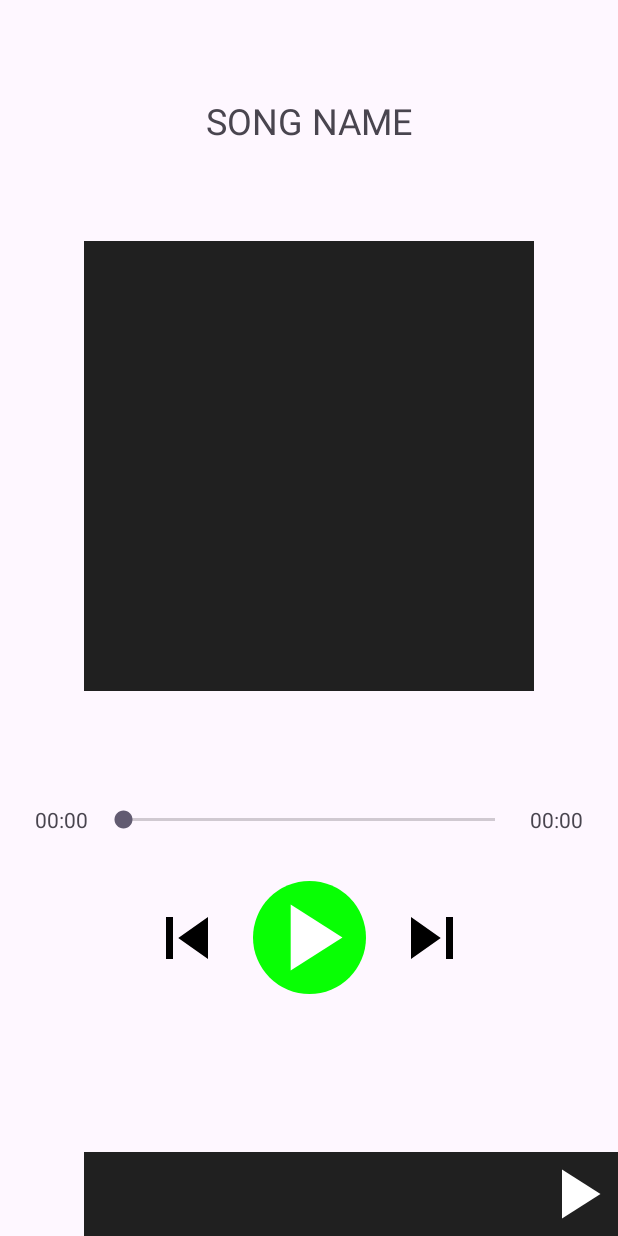
After one commit to No-Bel/Spority, an Android app: the SongFragment screen opened through its navigation route, on a phone screen of 412 x 824 dp. The commit adds this screen. Run offline under Robolectric (Android 15) with nearby library versions, the phone set to English and light mode, and no system bars; our stand-ins replace Dagger/Hilt's generated code; network calls fail; 1 statement that could not run was skipped.

Commit message:
crate SongFragment

```diff
--- a/app/src/main/java/com/example/spotify/ui/MainActivity.kt
+++ b/app/src/main/java/com/example/spotify/ui/MainActivity.kt
@@ -5,6 +5,8 @@ import android.support.v4.media.session.PlaybackStateCompat
 import androidx.activity.enableEdgeToEdge
 import androidx.activity.viewModels
 import androidx.appcompat.app.AppCompatActivity
+import androidx.core.view.isVisible
+import androidx.navigation.findNavController
 import androidx.viewpager2.widget.ViewPager2.OnPageChangeCallback
 import com.bumptech.glide.RequestManager
 import com.example.spotify.R
@@ -15,8 +17,11 @@ import com.example.spotify.ui.viewmodel.MainViewModel
 import com.example.spotify.util.Status.ERROR
 import com.example.spotify.util.Status.LOADING
 import com.example.spotify.util.Status.SUCCESS
+import com.example.spotify.util.extensions.hide
 import com.example.spotify.util.extensions.isPlaying
+import com.example.spotify.util.extensions.show
 import com.example.spotify.util.extensions.toSong
+import com.example.spotify.util.extensions.visibility
 import com.google.android.material.snackbar.Snackbar
 import dagger.hilt.android.AndroidEntryPoint
 import javax.inject.Inject
@@ -67,10 +72,35 @@ class MainActivity : AppCompatActivity() {
                 mainViewModel.playOrToggleSong(it, true)
             }
         }
+
+        swipeSongAdapter.setItemClickListener {
+            binding.navHostFragment.findNavController().navigate(
+                R.id.globalActionToSongFragment
+            )
+        }
+
+        binding.navHostFragment.findNavController().addOnDestinationChangedListener { _, desdination, _ ->
+            when(desdination.id) {
+                R.id.songFragment -> {
+                    bottomBarVisibility(false)
+                }
+                R.id.homeFragment -> {
+                    bottomBarVisibility(true)
+                }
+                else -> bottomBarVisibility(true)
+            }
+
+        }
     }
 
     private fun init() {
         binding.vpSong.adapter = swipeSongAdapter
+    }
+
+    private fun bottomBarVisibility(isVisible: Boolean) {
+        binding.ivCurSongImage.visibility(isVisible)
+        binding.vpSong.visibility(isVisible)
+        binding.ivPlayPause.visibility(isVisible)
     }
 
     private fun switchViewPagerToCurrentSong(song: Song) {
--- /dev/null
+++ b/app/src/main/java/com/example/spotify/ui/fragment/SongFragment.kt
@@ -0,0 +1,83 @@
+package com.example.spotify.ui.fragment
+
+import android.os.Bundle
+import androidx.fragment.app.Fragment
+import android.view.LayoutInflater
+import android.view.View
+import android.view.ViewGroup
+import androidx.fragment.app.viewModels
+import androidx.lifecycle.ViewModelProvider
+import com.bumptech.glide.RequestManager
+import com.example.spotify.R
+import com.example.spotify.data.entities.Song
+import com.example.spotify.databinding.FragmentSongBinding
+import com.example.spotify.ui.viewmodel.MainViewModel
+import com.example.spotify.ui.viewmodel.SongViewModel
+import com.example.spotify.util.Status
+import com.example.spotify.util.extensions.toSong
+import dagger.hilt.android.AndroidEntryPoint
+import javax.inject.Inject
+
+@AndroidEntryPoint
+class SongFragment : Fragment() {
+
+    private var _binding: FragmentSongBinding? = null
+    private val binding get () = _binding!!
+
+    @Inject
+    lateinit var glide: RequestManager
+    private lateinit var mainViewModel: MainViewModel
+    private val songViewModel: SongViewModel by viewModels()
+
+    private var curPlayingSong: Song? = null
+
+    override fun onCreateView(
+        inflater: LayoutInflater, container: ViewGroup?,
+        savedInstanceState: Bundle?
+    ): View {
+        // Inflate the layout for this fragment
+        _binding = FragmentSongBinding.inflate(inflater, container, false)
+        return binding.root
+    }
+
+    override fun onViewCreated(view: View, savedInstanceState: Bundle?) {
+        super.onViewCreated(view, savedInstanceState)
+        mainViewModel = ViewModelProvider(requireActivity())[MainViewModel::class.java]
+        subscribeToObservers()
+    }
+
+    private fun updateTitleAndSongImage(song: Song) {
+        val title = "${song.title} - ${song.subTitle}"
+        binding.tvSongName.text = title
+        glide.load(song.imageUrl).into(binding.ivSongImage)
+    }
+
+    private fun subscribeToObservers() {
+        mainViewModel.mediaItems.observe(viewLifecycleOwner) {
+            it?.let { result ->
+                when(result.status) {
+                    Status.SUCCESS -> {
+                        result.data?.let { songs ->
+                            if (curPlayingSong == null && songs.isNotEmpty()) {
+                                curPlayingSong = songs[0]
+                                updateTitleAndSongImage(songs[0])
+                            }
+                        }
+                    }
+                    else -> Unit
+                }
+            }
+        }
+
+        mainViewModel.curPlayingSong.observe(viewLifecycleOwner) {
+            if (it == null) return@observe
+            curPlayingSong = it.toSong()
+            updateTitleAndSongImage(curPlayingSong!!)
+        }
+    }
+
+    override fun onDestroy() {
+        super.onDestroy()
+        _binding = null
+    }
+}
--- /dev/null
+++ b/app/src/main/java/com/example/spotify/util/extensions/ViewExt.kt
@@ -0,0 +1,16 @@
+package com.example.spotify.util.extensions
+
+import android.view.View
+import androidx.core.view.isVisible
+
+fun View.hide() {
+    this.isVisible = false
+}
+
+fun View.show() {
+    this.isVisible = true
+}
+
+fun View.visibility(isVisible: Boolean) {
+    this.isVisible = isVisible
+}
--- /dev/null
+++ b/app/src/main/res/drawable/circle_drawable.xml
@@ -0,0 +1,11 @@
+<?xml version="1.0" encoding="utf-8"?>
+<selector xmlns:android="http://schemas.android.com/apk/res/android">
+
+    <item>
+        <shape android:shape="oval">
+            <solid android:color="@color/colorAccent"/>
+            <corners android:radius="100dp" />
+        </shape>
+    </item>
+
+</selector>
--- /dev/null
+++ b/app/src/main/res/drawable/ic_skip.xml
@@ -0,0 +1,12 @@
+<vector xmlns:android="http://schemas.android.com/apk/res/android"
+    android:width="24dp"
+    android:height="24dp"
+    android:tint="#000000"
+    android:viewportWidth="24"
+    android:viewportHeight="24">
+
+    <path
+        android:fillColor="@android:color/white"
+        android:pathData="M6,18l8.5,-6L6,6v12zM16,6v12h2V6h-2z" />
+
+</vector>
--- /dev/null
+++ b/app/src/main/res/drawable/ic_skip_previous.xml
@@ -0,0 +1,5 @@
+<vector xmlns:android="http://schemas.android.com/apk/res/android" android:height="24dp" android:tint="#000000" android:viewportHeight="24" android:viewportWidth="24" android:width="24dp">
+
+    <path android:fillColor="@android:color/white" android:pathData="M6,6h2v12L6,18zM9.5,12l8.5,6L18,6z"/>
+
+</vector>
--- /dev/null
+++ b/app/src/main/res/layout/fragment_song.xml
@@ -0,0 +1,110 @@
+<?xml version="1.0" encoding="utf-8"?>
+<androidx.constraintlayout.widget.ConstraintLayout xmlns:android="http://schemas.android.com/apk/res/android"
+    xmlns:app="http://schemas.android.com/apk/res-auto"
+    xmlns:tools="http://schemas.android.com/tools"
+    android:layout_width="match_parent"
+    android:layout_height="match_parent"
+    tools:context=".ui.MainActivity">
+
+    <com.google.android.material.textview.MaterialTextView
+        android:id="@+id/tvSongName"
+        android:layout_width="0dp"
+        android:layout_height="wrap_content"
+        android:text="SONG NAME"
+        android:gravity="center"
+        android:textSize="24sp"
+        app:layout_constraintBottom_toTopOf="@+id/ivSongImage"
+        app:layout_constraintEnd_toEndOf="parent"
+        app:layout_constraintHorizontal_bias="0.5"
+        app:layout_constraintStart_toStartOf="parent"
+        app:layout_constraintTop_toTopOf="parent" />
+
+    <androidx.appcompat.widget.AppCompatImageView
+        android:id="@+id/ivSongImage"
+        android:layout_width="300dp"
+        android:layout_height="300dp"
+        android:background="@color/darkBackground"
+        app:layout_constraintBottom_toTopOf="@+id/guideline2"
+        app:layout_constraintEnd_toEndOf="parent"
+        app:layout_constraintHorizontal_bias="0.5"
+        app:layout_constraintStart_toStartOf="parent" />
+
+    <com.google.android.material.textview.MaterialTextView
+        android:id="@+id/tvCurTime"
+        android:layout_width="50dp"
+        android:layout_height="wrap_content"
+        android:gravity="center"
+        android:text="00:00"
+        android:layout_marginStart="16dp"
+        android:textSize="14sp"
+        app:layout_constraintBottom_toBottomOf="@+id/seekBar"
+        app:layout_constraintStart_toStartOf="parent"
+        app:layout_constraintTop_toTopOf="@+id/seekBar" />
+
+    <SeekBar
+        android:id="@+id/seekBar"
+        android:layout_width="0dp"
+        android:layout_height="18dp"
+        app:layout_constraintEnd_toStartOf="@+id/tvSongDuration"
+        app:layout_constraintStart_toEndOf="@+id/tvCurTime"
+        app:layout_constraintTop_toTopOf="@+id/guideline3" />
+
+    <com.google.android.material.textview.MaterialTextView
+        android:id="@+id/tvSongDuration"
+        android:layout_width="50dp"
+        android:layout_height="wrap_content"
+        android:gravity="center"
+        android:text="00:00"
+        android:layout_marginEnd="16dp"
+        android:textSize="14sp"
+        app:layout_constraintBottom_toBottomOf="@+id/seekBar"
+        app:layout_constraintEnd_toEndOf="parent"
+        app:layout_constraintTop_toTopOf="@+id/seekBar" />
+
+    <androidx.appcompat.widget.AppCompatImageView
+        android:id="@+id/ivPlayPauseDetail"
+        android:layout_width="75dp"
+        android:layout_height="75dp"
+        android:layout_marginTop="32dp"
+        android:background="@drawable/circle_drawable"
+        android:src="@drawable/ic_play"
+        app:layout_constraintEnd_toEndOf="parent"
+        app:layout_constraintHorizontal_bias="0.5"
+        app:layout_constraintStart_toStartOf="parent"
+        app:layout_constraintTop_toBottomOf="@+id/seekBar" />
+
+    <androidx.appcompat.widget.AppCompatImageView
+        android:id="@+id/ivSkipPrevious"
+        android:layout_width="56dp"
+        android:layout_height="56dp"
+        android:layout_marginEnd="16dp"
+        android:src="@drawable/ic_skip_previous"
+        app:layout_constraintBottom_toBottomOf="@+id/ivPlayPauseDetail"
+        app:layout_constraintEnd_toStartOf="@+id/ivPlayPauseDetail"
+        app:layout_constraintTop_toTopOf="@+id/ivPlayPauseDetail" />
+
+    <androidx.appcompat.widget.AppCompatImageView
+        android:id="@+id/ivSkip"
+        android:layout_width="56dp"
+        android:layout_height="56dp"
+        android:layout_marginStart="16dp"
+        android:src="@drawable/ic_skip"
+        app:layout_constraintBottom_toBottomOf="@+id/ivPlayPauseDetail"
+        app:layout_constraintStart_toEndOf="@+id/ivPlayPauseDetail"
+        app:layout_constraintTop_toTopOf="@+id/ivPlayPauseDetail" />
+
+    <androidx.constraintlayout.widget.Guideline
+        android:id="@+id/guideline2"
+        android:layout_width="wrap_content"
+        android:layout_height="wrap_content"
+        android:orientation="horizontal"
+        app:layout_constraintGuide_percent="0.6" />
+
+    <androidx.constraintlayout.widget.Guideline
+        android:id="@+id/guideline3"
+        android:layout_width="wrap_content"
+        android:layout_height="wrap_content"
+        android:orientation="horizontal"
+        app:layout_constraintGuide_percent="0.7" />
+
+</androidx.constraintlayout.widget.ConstraintLayout>
--- a/app/src/main/res/navigation/nav_graph.xml
+++ b/app/src/main/res/navigation/nav_graph.xml
@@ -1,6 +1,7 @@
 <?xml version="1.0" encoding="utf-8"?>
 <navigation xmlns:android="http://schemas.android.com/apk/res/android"
     xmlns:app="http://schemas.android.com/apk/res-auto"
+    xmlns:tools="http://schemas.android.com/tools"
     android:id="@+id/nav_graph"
     app:startDestination="@id/homeFragment">
 
@@ -8,4 +9,13 @@
         android:id="@+id/homeFragment"
         android:name="com.example.spotify.ui.fragment.HomeFragment"
         android:label="HomeFragment" />
+    <fragment
+        android:id="@+id/songFragment"
+        android:name="com.example.spotify.ui.fragment.SongFragment"
+        android:label="fragment_song"
+        tools:layout="@layout/fragment_song" />
+
+    <action
+        android:id="@+id/globalActionToSongFragment"
+        app:destination="@id/songFragment"/>
 </navigation>
```
